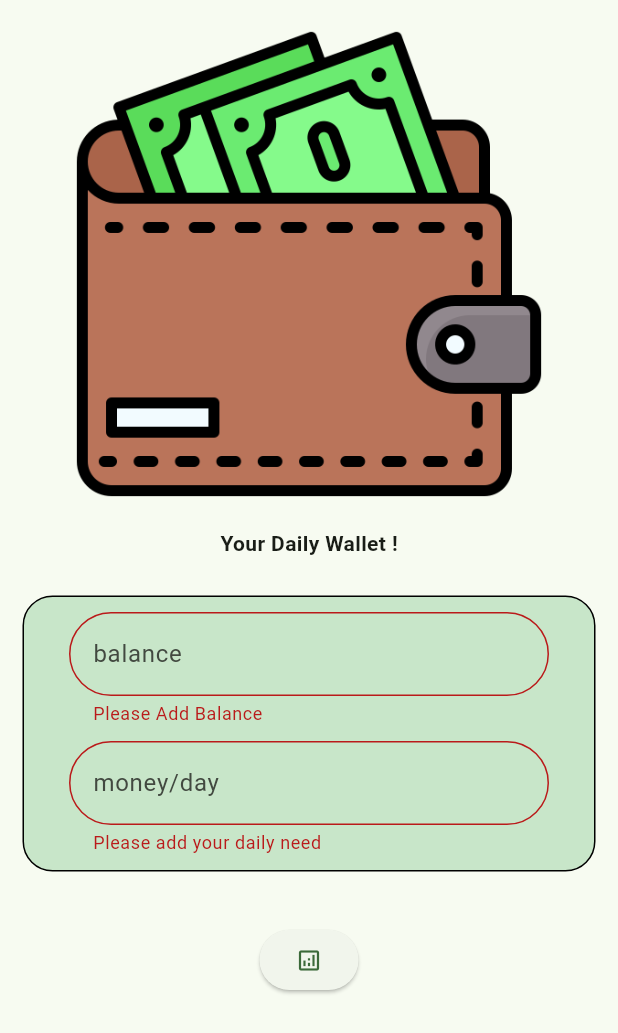
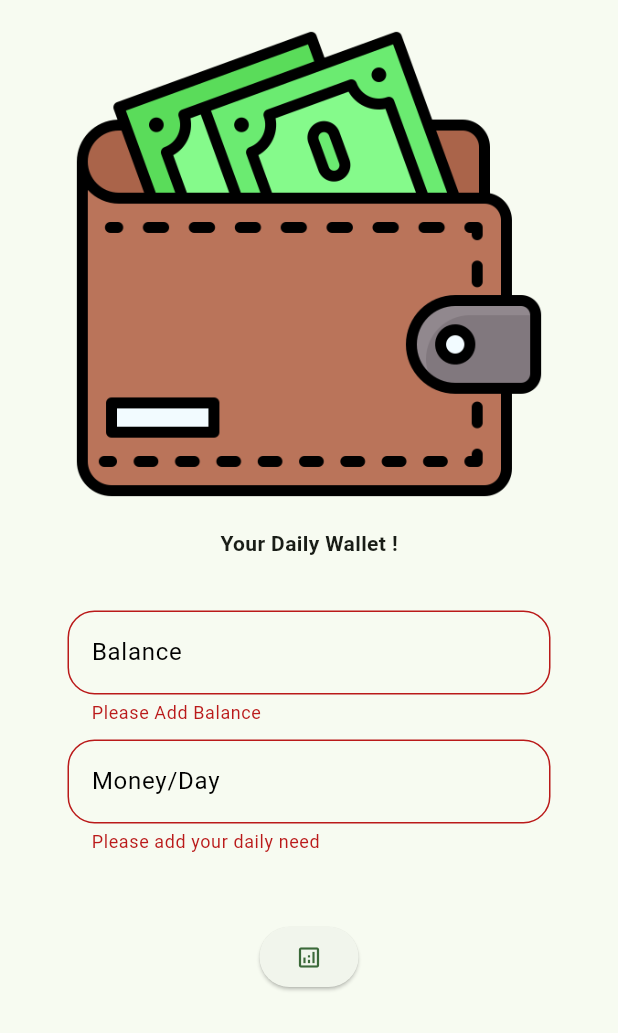
Before and after one commit to mozaddedalfeshani/smartwallet, a Flutter app: the screen it shows after launch, after a tap on the "analytics" icon, on a phone screen of 412 x 824 dp. Shown: the top 1033 px of the screen. Run offline on Flutter 3.47's test engine with Material 2 defaults, Android fonts, the phone set to English and light mode, and no system bars; our stand-ins replace google_fonts, google_nav_bar, hive_flutter, shared_preferences; accounts and stored records are empty.

Commit message:
Fixing FirstPage TextField

```diff
--- a/lib/pages/first_page.dart
+++ b/lib/pages/first_page.dart
@@ -48,31 +48,24 @@ class _FirstPageState extends State<FirstPage> {
                 SingleChildScrollView(
                   child: Padding(
                     padding: const EdgeInsets.all(15.0),
-                    child: Container(
-                      width: 400,
-                      decoration: BoxDecoration(
-                        color: Theme.of(context).brightness == Brightness.dark
-                            ? Colors.white70
-                            : Colors.green.shade100,
-                        borderRadius: BorderRadius.circular(20),
-                        border: Border.all(),
-                      ),
                     child: Form(
                       key: _formKey,
                       child: Column(children: [
-                          ///adding balance tff
+                        if (Theme.of(context).brightness ==
+                            Brightness.dark) ...{
                           Padding(
                             padding: const EdgeInsets.symmetric(
                                 horizontal: 30, vertical: 10),
                             child: TextFormField(
                               controller: balanceController,
                               decoration: const InputDecoration(
+                                hintStyle: TextStyle(color: Colors.white),
                                 border: OutlineInputBorder(
                                   borderRadius: BorderRadius.all(
-                                    Radius.circular(34),
+                                    Radius.circular(18),
                                   ),
                                 ),
-                                hintText: "balance",
+                                hintText: "Balance",
                               ),
                               validator: (value) {
                                 if (value == null || value.isEmpty) {
@@ -93,12 +86,13 @@ class _FirstPageState extends State<FirstPage> {
                             child: TextFormField(
                               controller: dayController,
                               decoration: const InputDecoration(
+                                hintStyle: TextStyle(color: Colors.white),
                                 border: OutlineInputBorder(
                                   borderRadius: BorderRadius.all(
-                                    Radius.circular(34),
+                                    Radius.circular(18),
                                   ),
                                 ),
-                                hintText: "money/day",
+                                hintText: "Money/Day",
                               ),
                               validator: (value) {
                                 if (value == null || value.isEmpty) {
@@ -111,11 +105,75 @@ class _FirstPageState extends State<FirstPage> {
                               },
                             ),
                           ),
+                        } else if (Theme.of(context).brightness ==
+                            Brightness.light)
+                          Padding(
+                            padding: const EdgeInsets.all(0),
+                            child: Column(
+                              children: [
+                                Padding(
+                                  padding: const EdgeInsets.symmetric(
+                                      horizontal: 30, vertical: 10),
+                                  child: TextFormField(
+                                    controller: balanceController,
+                                    decoration: const InputDecoration(
+                                      hintStyle: TextStyle(color: Colors.black),
+                                      border: OutlineInputBorder(
+                                        borderRadius: BorderRadius.all(
+                                          Radius.circular(18),
+                                        ),
+                                      ),
+                                      hintText: "Balance",
+                                    ),
+                                    validator: (value) {
+                                      if (value == null || value.isEmpty) {
+                                        return "Please Add Balance";
+                                      }
+                                      if (!RegExp(r"^\d*$").hasMatch(value)) {
+                                        return "It's should be number";
+                                      }
+                                      if (value.length >= 6) {
+                                        return "0 to 99999 and must be number";
+                                      }
+                                      return null;
+                                    },
+                                  ),
+                                ),
+                                Padding(
+                                  padding: const EdgeInsets.symmetric(
+                                      horizontal: 30),
+                                  child: TextFormField(
+                                    controller: dayController,
+                                    decoration: const InputDecoration(
+                                      hintStyle: TextStyle(color: Colors.black),
+                                      border: OutlineInputBorder(
+                                        borderRadius: BorderRadius.all(
+                                          Radius.circular(18),
+                                        ),
+                                      ),
+                                      hintText: "Money/Day",
+                                    ),
+                                    validator: (value) {
+                                      if (value == null || value.isEmpty) {
+                                        return "Please add your daily need";
+                                      }
+                                      if (!RegExp(r"^\d*$").hasMatch(value)) {
+                                        return "It's should be number";
+                                      }
+                                      return null;
+                                    },
+                                  ),
+                                ),
+                              ],
+                            ),
+                          ),
+
+                        ///adding balance tff
+
                         const SizedBox(
                           height: 10,
                         ),
                       ]),
-                      ),
                     ),
                   ),
                 ),
```
Lines whose indentation alone changed are shown as unchanged.
